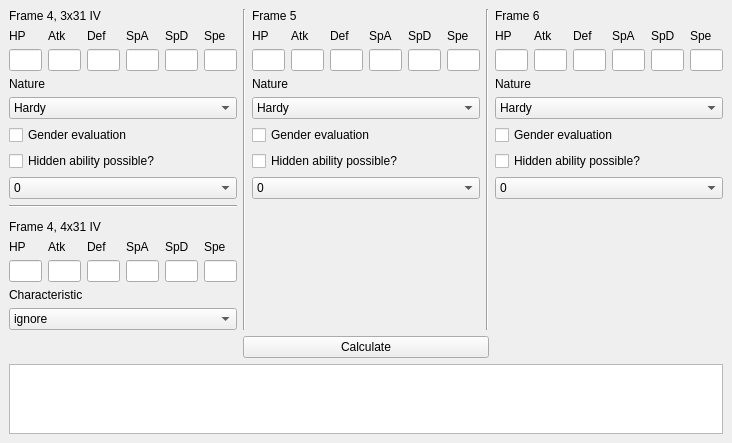
The window that mainwindow.ui (Elveman/qoroshiro-inverse) describes before a commit, drawn with Qt 5.
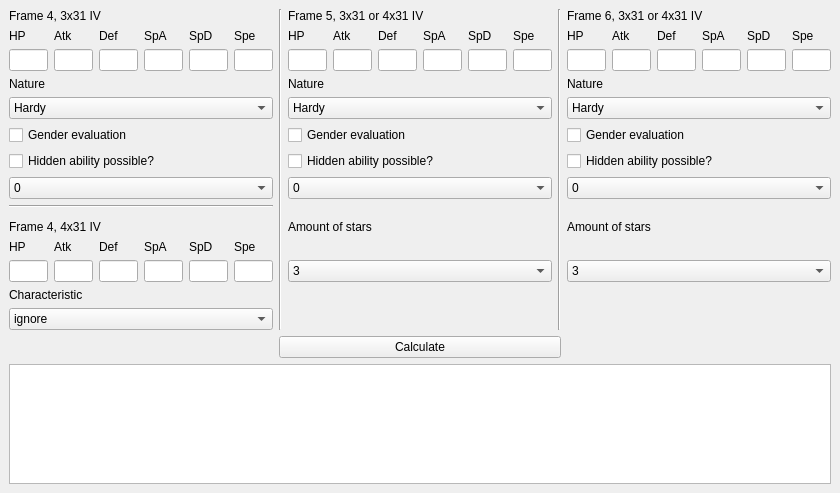
The same window after the commit.

Commit message: almost ready for public release

The edit to the form file:
```diff
--- a/mainwindow.ui
+++ b/mainwindow.ui
@@ -6,8 +6,8 @@
    <rect>
     <x>0</x>
     <y>0</y>
-    <width>732</width>
-    <height>441</height>
+    <width>840</width>
+    <height>493</height>
    </rect>
   </property>
   <property name="windowTitle">
@@ -58,7 +58,7 @@
     <item row="0" column="14" colspan="6">
      <widget class="QLabel" name="label_27">
       <property name="text">
-       <string>Frame 6</string>
+       <string>Frame 6, 3x31 or 4x31 IV</string>
       </property>
      </widget>
     </item>
@@ -106,7 +106,7 @@
     <item row="0" column="7" colspan="6">
      <widget class="QLabel" name="label_26">
       <property name="text">
-       <string>Frame 5</string>
+       <string>Frame 5, 3x31 or 4x31 IV</string>
       </property>
      </widget>
     </item>
@@ -882,6 +882,58 @@
       </property>
      </widget>
     </item>
+    <item row="10" column="7" colspan="6">
+     <widget class="QLabel" name="label_33">
+      <property name="text">
+       <string>Amount of stars</string>
+      </property>
+     </widget>
+    </item>
+    <item row="10" column="14" colspan="6">
+     <widget class="QLabel" name="label_34">
+      <property name="text">
+       <string>Amount of stars</string>
+      </property>
+     </widget>
+    </item>
+    <item row="12" column="7" colspan="6">
+     <widget class="QComboBox" name="starAmountCombo2">
+      <item>
+       <property name="text">
+        <string>3</string>
+       </property>
+      </item>
+      <item>
+       <property name="text">
+        <string>4</string>
+       </property>
+      </item>
+      <item>
+       <property name="text">
+        <string>5</string>
+       </property>
+      </item>
+     </widget>
+    </item>
+    <item row="12" column="14" colspan="6">
+     <widget class="QComboBox" name="starAmountCombo3">
+      <item>
+       <property name="text">
+        <string>3</string>
+       </property>
+      </item>
+      <item>
+       <property name="text">
+        <string>4</string>
+       </property>
+      </item>
+      <item>
+       <property name="text">
+        <string>5</string>
+       </property>
+      </item>
+     </widget>
+    </item>
    </layout>
   </widget>
  </widget>
```
The commit also changes 2 other files.
